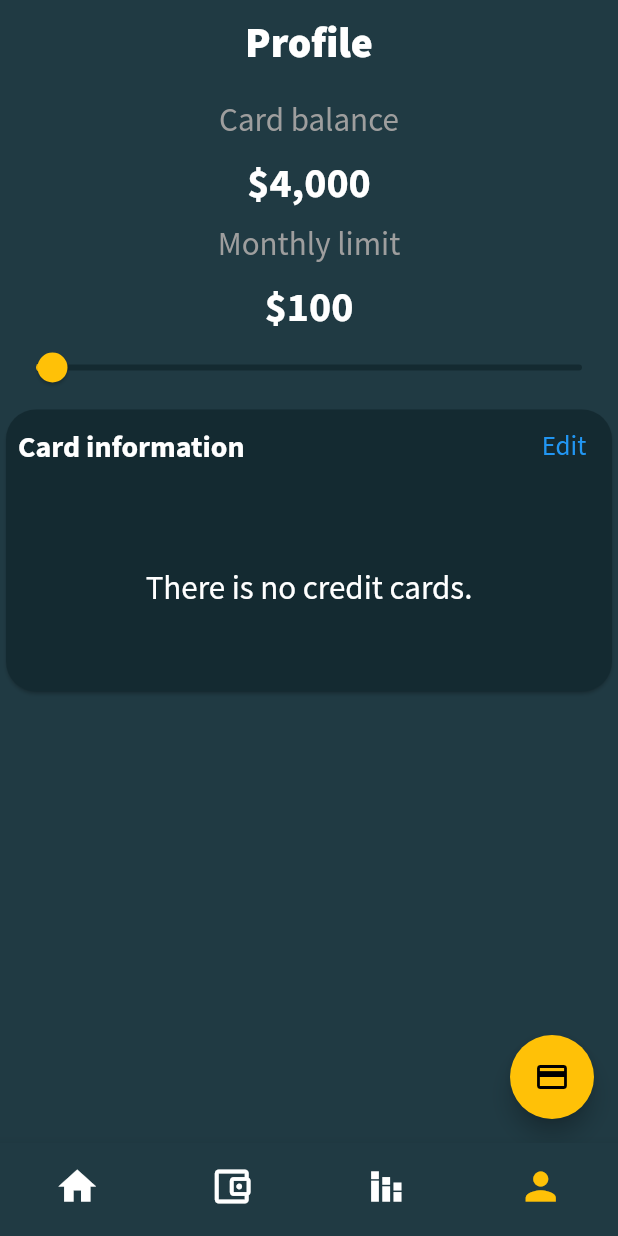
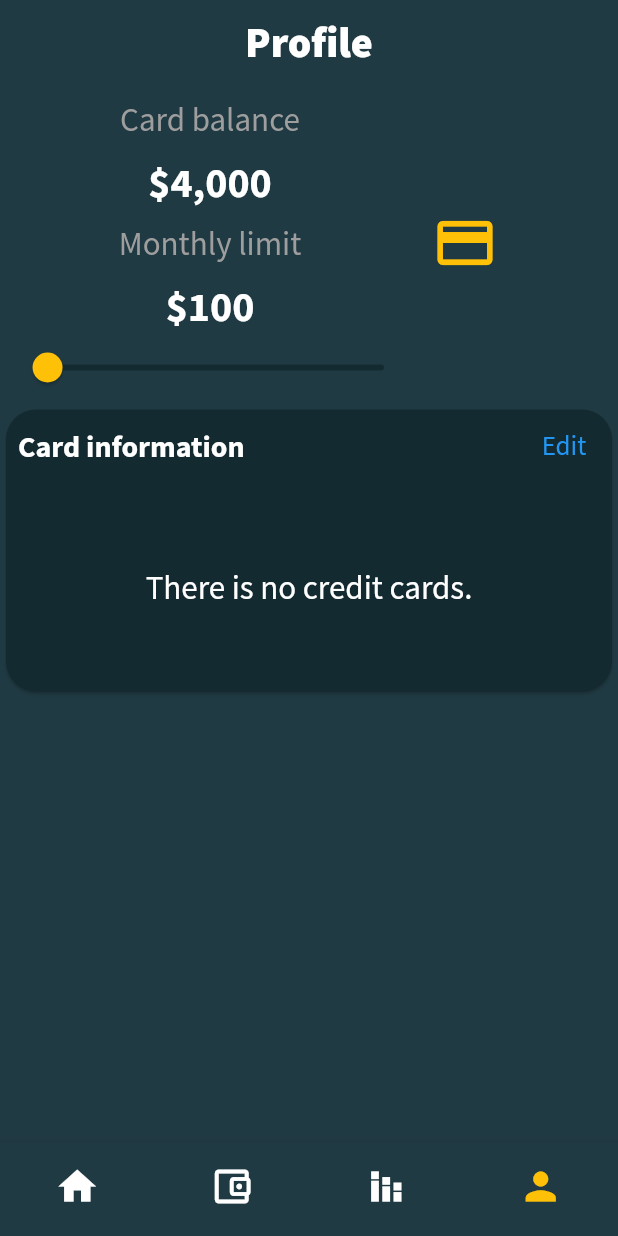
Before and after one commit to RemonYounan/Expenses-App, a Flutter app: the screen it shows after launch, item 4 of the bottom bar chosen, on a phone screen of 412 x 824 dp. Run offline on Flutter 3.47's test engine with Material 2 defaults, Android fonts, the light colour scheme and no system bars; our stand-ins replace carousel_slider, sqflite; missing offline and left inert: awesome_card; accounts and stored records are empty; statements that could not run were skipped.

Commit message:
fixed some bugs

```diff
--- a/lib/screens/balance_screen.dart
+++ b/lib/screens/balance_screen.dart
@@ -65,7 +65,10 @@
         Card(
           color: Theme.of(context).cardColor,
           clipBehavior: Clip.antiAlias,
-          child: ListView(shrinkWrap: true, children: [
+          child: ListView(
+              shrinkWrap: true,
+              physics: NeverScrollableScrollPhysics(),
+              children: [
                 Row(
                   children: [
                     const Padding(
--- a/lib/screens/profile_screen.dart
+++ b/lib/screens/profile_screen.dart
@@ -17,14 +17,33 @@
       backgroundColor: Theme.of(context).primaryColor,
       body: ListView(
         children: [
-          ProfileSlider(),
+          Padding(
+            padding: const EdgeInsets.all(10),
+            child: Text(
+              'Profile',
+              textAlign: TextAlign.center,
+              style: Theme.of(context)
+                  .textTheme
+                  .titleMedium!
+                  .copyWith(fontSize: 28, fontWeight: FontWeight.w900),
+            ),
+          ),
+          Row(
+            children: [
+              ProfileSlider(),
+              IconButton(
+                onPressed: () =>
+                    Navigator.pushNamed(context, AddCreditScreen.routeName),
+                icon: Icon(
+                  Icons.credit_card,
+                ),
+                color: Theme.of(context).colorScheme.secondary,
+                iconSize: 44,
+              ),
+            ],
+          ),
           CreditsInfo(),
         ],
-      ),
-      floatingActionButton: FloatingActionButton(
-        onPressed: () =>
-            Navigator.pushNamed(context, AddCreditScreen.routeName),
-        child: Icon(Icons.credit_card),
       ),
     );
   }
--- a/lib/widgets/credit_item.dart
+++ b/lib/widgets/credit_item.dart
@@ -6,7 +6,6 @@
   CreditItem(this.credit, this.index, {Key? key}) : super(key: key);
   final CreditCard credit;
   final int index;
-
   @override
   State<CreditItem> createState() => _CreditItemState();
 }
--- a/lib/widgets/credits_info.dart
+++ b/lib/widgets/credits_info.dart
@@ -14,7 +14,9 @@
   @override
   Widget build(BuildContext context) {
     return Card(
-      child: Column(
+      child: ListView(
+        shrinkWrap: true,
+        physics: NeverScrollableScrollPhysics(),
         children: [
           Row(
             mainAxisAlignment: MainAxisAlignment.spaceBetween,
@@ -66,7 +68,8 @@
                       shrinkWrap: true,
                       physics: NeverScrollableScrollPhysics(),
                       itemCount: credits.creditCards.length,
-                      itemBuilder: (_, i) => CreditItem(credits.creditCards[i],i) ,
+                      itemBuilder: (_, i) =>
+                          CreditItem(credits.creditCards[i], i),
                     ),
             ),
           ),
--- a/lib/widgets/profile_slider_widget.dart
+++ b/lib/widgets/profile_slider_widget.dart
@@ -15,19 +15,10 @@
 
   @override
   Widget build(BuildContext context) {
-    return Column(
+    return SizedBox(
+      width: 280,
+      child: Column(
         children: [
-        Padding(
-          padding: const EdgeInsets.all(10),
-          child: Text(
-            'Profile',
-            textAlign: TextAlign.center,
-            style: Theme.of(context)
-                .textTheme
-                .titleMedium!
-                .copyWith(fontSize: 28, fontWeight: FontWeight.w900),
-          ),
-        ),
           Padding(
             padding: const EdgeInsets.all(10),
             child: Text(
@@ -88,6 +79,7 @@
             ),
           ),
         ],
+      ),
     );
   }
 }
```
Lines whose indentation alone changed are shown as unchanged.
